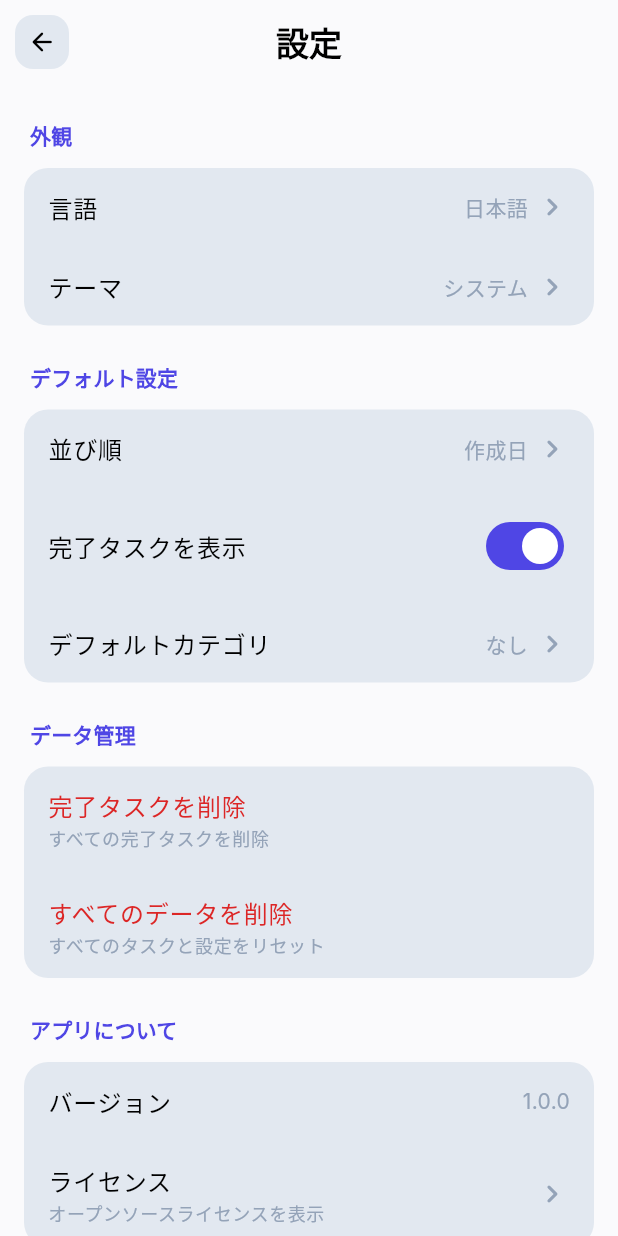
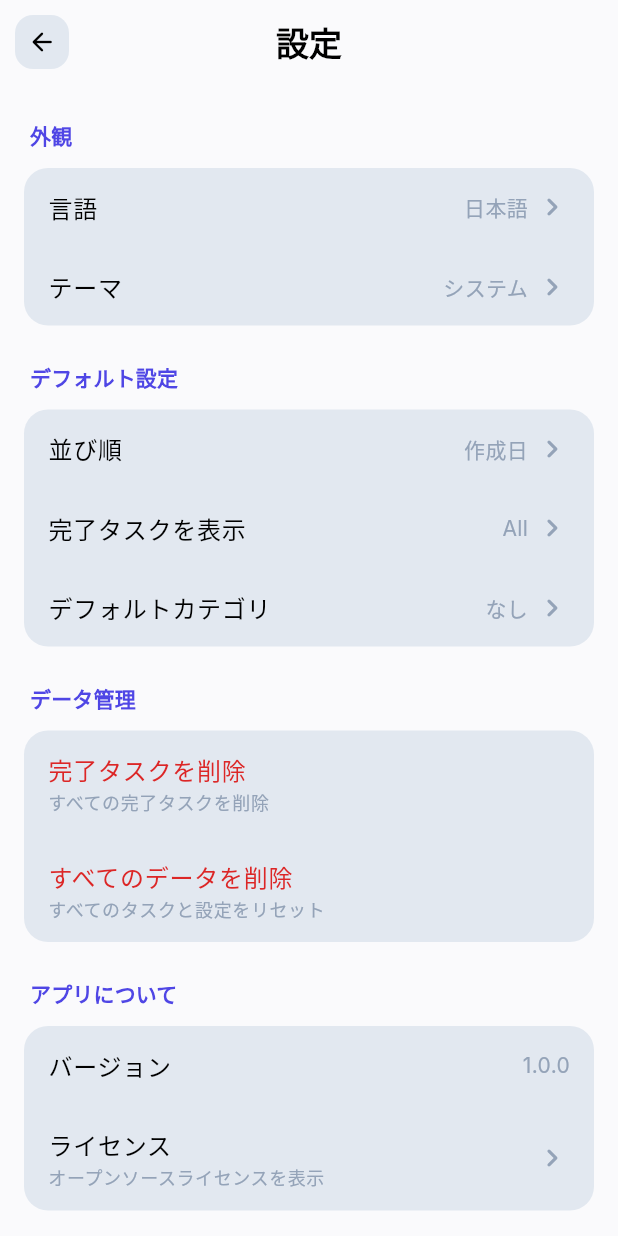
Before and after one commit to K9i-0/flutter_e2e_investigation, a Flutter app: the screen it shows after launch, after a tap on the "settings" icon, on a phone screen of 412 x 824 dp. Run offline on Flutter 3.47's test engine with Material 3 defaults, Android fonts, the phone set to English and light mode, and no system bars; our stand-ins replace flutter_riverpod, freezed_annotation, google_fonts, image_picker, shared_preferences.

Commit message:
feat(settings): add 3-state completion filter (all/incomplete/completed)
- Add CompletionFilter enum replacing bool showCompleted
- Update header icon to cycle through 3 filter states
- Update settings screen to use value selector
- Add inspect-widget command for widget debugging workflow

🤖 Generated with [Claude Code](https://claude.com/claude-code)

Co-Authored-By: Claude Opus 4.5 <noreply@anthropic.com>

```diff
--- a/lib/features/settings/data/models/app_settings.dart
+++ b/lib/features/settings/data/models/app_settings.dart
@@ -1,5 +1,6 @@
 import 'package:freezed_annotation/freezed_annotation.dart';
 
+import 'completion_filter.dart';
 import 'sort_order.dart';
 import 'theme_mode_option.dart';
 
@@ -12,7 +13,7 @@ abstract class AppSettings with _$AppSettings {
     @Default('ja') String locale,
     @Default(ThemeModeOption.system) ThemeModeOption themeMode,
     @Default(SortOrder.createdAt) SortOrder sortOrder,
-    @Default(true) bool showCompleted,
+    @Default(CompletionFilter.all) CompletionFilter completionFilter,
     String? defaultCategoryId,
   }) = _AppSettings;
 
--- /dev/null
+++ b/lib/features/settings/data/models/completion_filter.dart
@@ -0,0 +1,8 @@
+import 'package:json_annotation/json_annotation.dart';
+
+@JsonEnum()
+enum CompletionFilter {
+  all,
+  completed,
+  incomplete,
+}
--- a/lib/features/settings/providers/settings_provider.dart
+++ b/lib/features/settings/providers/settings_provider.dart
@@ -1,6 +1,7 @@
 import 'package:flutter_riverpod/flutter_riverpod.dart';
 
 import '../data/models/app_settings.dart';
+import '../data/models/completion_filter.dart';
 import '../data/models/sort_order.dart';
 import '../data/models/theme_mode_option.dart';
 import '../data/repositories/settings_repository.dart';
@@ -37,9 +38,9 @@ class SettingsNotifier extends AsyncNotifier<AppSettings> {
     await _saveAndUpdate(updated);
   }
 
-  Future<void> updateShowCompleted(bool showCompleted) async {
+  Future<void> updateCompletionFilter(CompletionFilter filter) async {
     final current = state.value ?? const AppSettings();
-    final updated = current.copyWith(showCompleted: showCompleted);
+    final updated = current.copyWith(completionFilter: filter);
     await _saveAndUpdate(updated);
   }
 
@@ -77,8 +78,9 @@ final sortOrderProvider = Provider<SortOrder>((ref) {
       SortOrder.createdAt;
 });
 
-final showCompletedProvider = Provider<bool>((ref) {
-  return ref.watch(settingsProvider).valueOrNull?.showCompleted ?? true;
+final completionFilterProvider = Provider<CompletionFilter>((ref) {
+  return ref.watch(settingsProvider).valueOrNull?.completionFilter ??
+      CompletionFilter.all;
 });
 
 final defaultCategoryIdProvider = Provider<String?>((ref) {
--- a/lib/features/settings/ui/screens/settings_screen.dart
+++ b/lib/features/settings/ui/screens/settings_screen.dart
@@ -5,6 +5,7 @@ import 'package:flutter_riverpod/flutter_riverpod.dart';
 import '../../../../core/l10n/app_localizations.dart';
 import '../../../todo/providers/category_provider.dart';
 import '../../../todo/providers/todo_provider.dart';
+import '../../data/models/completion_filter.dart';
 import '../../data/models/sort_order.dart';
 import '../../data/models/theme_mode_option.dart';
 import '../../providers/settings_provider.dart';
@@ -125,15 +126,25 @@ class SettingsScreen extends ConsumerWidget {
                   ),
                 ),
                 Semantics(
-                  identifier: 'show-completed-toggle',
+                  identifier: 'completion-filter-selector',
                   label: l10n.showCompletedTasks,
-                  child: SettingsSwitchTile(
+                  child: SettingsValueTile<CompletionFilter>(
                     title: l10n.showCompletedTasks,
-                    value: s.showCompleted,
+                    value: s.completionFilter,
+                    options: [
+                      SettingsOption(
+                          value: CompletionFilter.all, label: 'All'),
+                      SettingsOption(
+                          value: CompletionFilter.incomplete,
+                          label: 'Incomplete only'),
+                      SettingsOption(
+                          value: CompletionFilter.completed,
+                          label: 'Completed only'),
+                    ],
                     onChanged: (value) {
                       ref
                           .read(settingsProvider.notifier)
-                          .updateShowCompleted(value);
+                          .updateCompletionFilter(value);
                     },
                   ),
                 ),
--- a/lib/features/todo/providers/filter_provider.dart
+++ b/lib/features/todo/providers/filter_provider.dart
@@ -6,5 +6,5 @@ final searchQueryProvider = StateProvider<String>((ref) => '');
 // Selected category filter
 final selectedCategoryIdProvider = StateProvider<String?>((ref) => null);
 
-// Note: showCompletedProvider is now in settings_provider.dart
+// Note: completionFilterProvider is in settings_provider.dart
 // and synced with persistent settings
--- a/lib/features/todo/providers/filtered_todos_provider.dart
+++ b/lib/features/todo/providers/filtered_todos_provider.dart
@@ -1,5 +1,6 @@
 import 'package:flutter_riverpod/flutter_riverpod.dart';
 
+import '../../settings/data/models/completion_filter.dart';
 import '../../settings/data/models/sort_order.dart';
 import '../../settings/providers/settings_provider.dart';
 import '../data/models/todo.dart';
@@ -10,14 +11,19 @@ final filteredTodosProvider = Provider<AsyncValue<List<Todo>>>((ref) {
   final todosAsync = ref.watch(todosProvider);
   final searchQuery = ref.watch(searchQueryProvider).toLowerCase();
   final selectedCategoryId = ref.watch(selectedCategoryIdProvider);
-  final showCompleted = ref.watch(showCompletedProvider);
+  final completionFilter = ref.watch(completionFilterProvider);
   final sortOrder = ref.watch(sortOrderProvider);
 
   return todosAsync.whenData((todos) {
     var filteredTodos = todos.where((todo) {
       // Filter by completion status
-      if (!showCompleted && todo.isCompleted) {
-        return false;
+      switch (completionFilter) {
+        case CompletionFilter.all:
+          break; // No filter
+        case CompletionFilter.completed:
+          if (!todo.isCompleted) return false;
+        case CompletionFilter.incomplete:
+          if (todo.isCompleted) return false;
       }
 
       // Filter by category
--- a/lib/features/todo/ui/screens/todo_list_screen.dart
+++ b/lib/features/todo/ui/screens/todo_list_screen.dart
@@ -1,6 +1,7 @@
 import 'package:flutter/material.dart';
 import 'package:flutter_riverpod/flutter_riverpod.dart';
 
+import '../../../settings/data/models/completion_filter.dart';
 import '../../../settings/providers/settings_provider.dart';
 import '../../../settings/ui/screens/settings_screen.dart';
 import '../../data/models/category.dart';
@@ -63,7 +64,7 @@ class _TodoListScreenState extends ConsumerState<TodoListScreen> {
     final filteredTodos = ref.watch(filteredTodosProvider);
     final categories = ref.watch(categoriesProvider);
     final selectedCategoryId = ref.watch(selectedCategoryIdProvider);
-    final showCompleted = ref.watch(showCompletedProvider);
+    final completionFilter = ref.watch(completionFilterProvider);
 
     return Scaffold(
       body: SafeArea(
@@ -84,27 +85,30 @@ class _TodoListScreenState extends ConsumerState<TodoListScreen> {
                   ),
                   const Spacer(),
                   Semantics(
-                    identifier: 'toggle-completed',
-                    label: showCompleted ? 'Hide completed' : 'Show completed',
+                    identifier: 'completion-filter',
+                    label: _getFilterLabel(completionFilter),
                     child: IconButton(
                       icon: AnimatedSwitcher(
                         duration: const Duration(milliseconds: 200),
                         child: Icon(
-                          showCompleted
-                              ? Icons.check_circle
-                              : Icons.check_circle_outline,
-                          key: ValueKey(showCompleted),
-                          color: showCompleted
-                              ? theme.colorScheme.primary
-                              : theme.colorScheme.outline,
+                          _getFilterIcon(completionFilter),
+                          key: ValueKey(completionFilter),
+                          color: completionFilter == CompletionFilter.all
+                              ? theme.colorScheme.outline
+                              : theme.colorScheme.primary,
                         ),
                       ),
                       onPressed: () {
+                        final next = switch (completionFilter) {
+                          CompletionFilter.all => CompletionFilter.incomplete,
+                          CompletionFilter.incomplete => CompletionFilter.completed,
+                          CompletionFilter.completed => CompletionFilter.all,
+                        };
                         ref
                             .read(settingsProvider.notifier)
-                            .updateShowCompleted(!showCompleted);
+                            .updateCompletionFilter(next);
                       },
-                      tooltip: showCompleted ? 'Hide completed' : 'Show completed',
+                      tooltip: _getFilterLabel(completionFilter),
                     ),
                   ),
                   Semantics(
@@ -303,4 +307,20 @@ class _TodoListScreenState extends ConsumerState<TodoListScreen> {
       ),
     );
   }
+
+  IconData _getFilterIcon(CompletionFilter filter) {
+    return switch (filter) {
+      CompletionFilter.all => Icons.filter_list_off,
+      CompletionFilter.completed => Icons.check_circle,
+      CompletionFilter.incomplete => Icons.radio_button_unchecked,
+    };
+  }
+
+  String _getFilterLabel(CompletionFilter filter) {
+    return switch (filter) {
+      CompletionFilter.all => 'Show all',
+      CompletionFilter.completed => 'Show completed only',
+      CompletionFilter.incomplete => 'Show incomplete only',
+    };
+  }
 }
```
Also changed, not shown: lib/features/settings/data/models/app_settings.freezed.dart, lib/features/settings/data/models/app_settings.g.dart, 1 other file.
